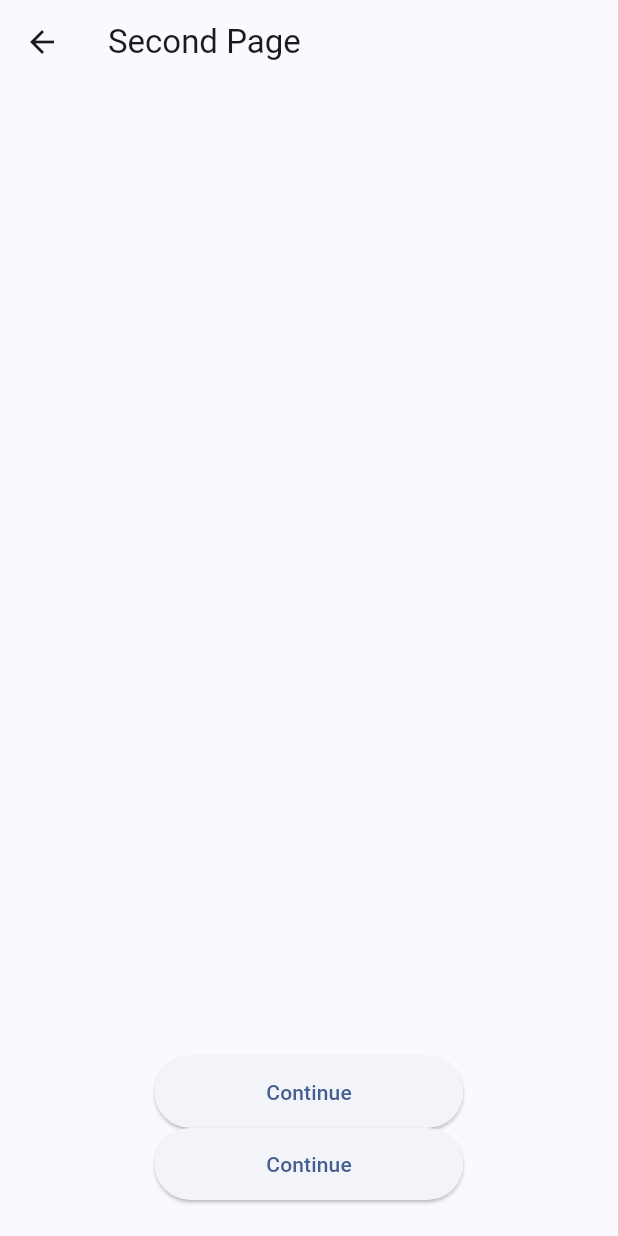
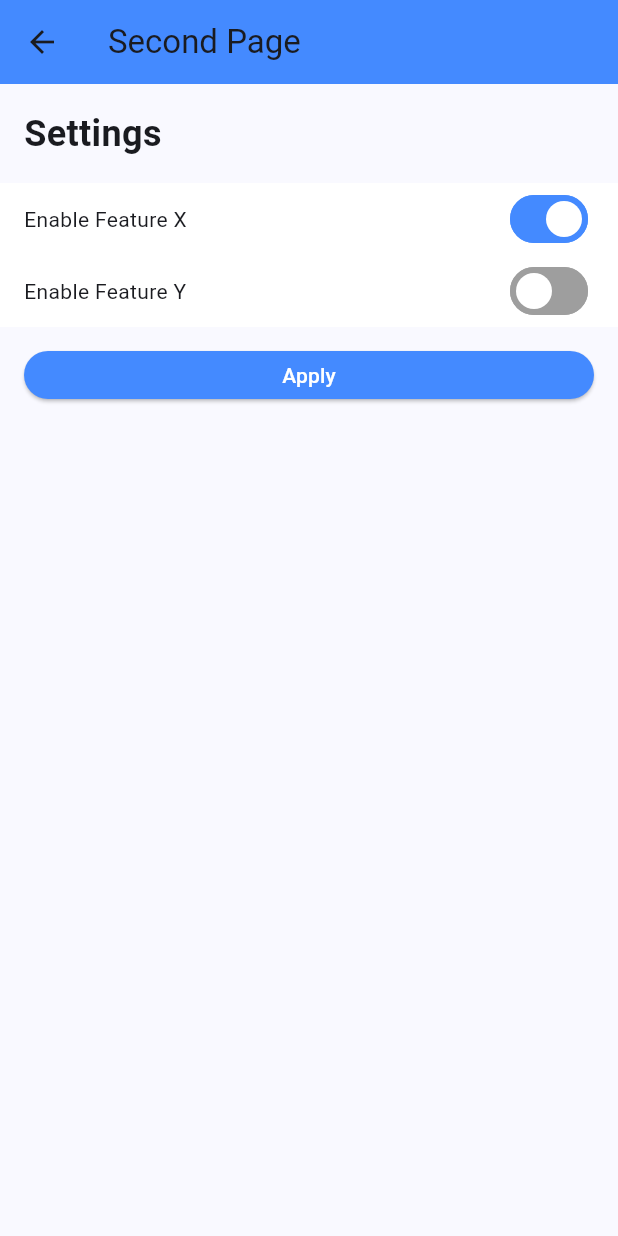
Before and after one commit to Neilz05/flutter_multi_lang, a Flutter app: the SettingsPage screen opened directly, on a phone screen of 412 x 824 dp. Run offline on Flutter 3.47's test engine with Material 3 defaults, Android fonts, the phone set to English and light mode, and no system bars; our stand-ins replace flutter_secure_storage; missing offline and left inert: encrypt; accounts and stored records are empty; network calls fail.

Commit message:
[Feature] Self Implementation of Widgets
Description
- Implemented a switch widget, primary button widget, and a padded container widget that can be used globally
- Practiced on the desining in the settings page

Todo
- finish the document and explore more on the different subjects

```diff
--- a/lib/login.dart
+++ b/lib/login.dart
@@ -6,6 +6,8 @@ import 'dart:convert';
 import 'package:http/http.dart' as http;
 
 class LoginPage extends StatefulWidget {
+  const LoginPage({super.key});
+
   @override
   State<LoginPage> createState() => _LoginPageState();
 }
@@ -26,14 +28,6 @@ String encryptJson(String jsonString, String keyString) {
   final encryptedMap = {'iv': iv.base64, 'ciphertext': encrypted.base64};
   return jsonEncode(encryptedMap);
 }
-
-// String decryptJson(String encryptedString, String keyString, String ivBase64) {
-//   final key = encrypt.Key.fromUtf8(keyString);
-//   final iv = encrypt.IV.fromBase64(ivBase64);
-//   final encrypter = encrypt.Encrypter(encrypt.AES(key));
-//   final decrypted = encrypter.decrypt64(encryptedString, iv: iv);
-//   return decrypted;
-// }
 
 String decryptJson(String encryptedJson, String keyString) {
   final key = encrypt.Key.fromUtf8(keyString);
@@ -71,9 +65,7 @@ class _LoginPageState extends State<LoginPage> {
           message = data['message'];
         });
       }
-    } catch (e) {
-      print('Error fetching data: $e');
-    }
+    } catch (e) {}
   }
 
   void _login() {
@@ -91,16 +83,13 @@ class _LoginPageState extends State<LoginPage> {
       'password': hashedPassword,
     };
     String jsonString = jsonEncode(userInfo);
-    print(jsonString); // {"username":"alice","age":30}
 
     String encryptedJson = encryptJson(jsonString, keyString);
     String decryptedJson = decryptJson(
       encryptedJson,
       keyString,
     ); // just for test
-    print('decrypted json is $decryptedJson');
     Map<String, dynamic> userMap = jsonDecode(decryptedJson);
-    print('userMap is ${userMap["username"]}');
     String realPassword = '12345'; // assumed to be from backend
     String realUsername = 'user'; // assumed to be from backend
     if (username == realUsername &&
@@ -111,9 +100,7 @@ class _LoginPageState extends State<LoginPage> {
           builder: (context) => MyHomePage(title: 'Flutter Demo Home Page'),
         ),
       );
-    } else {
-      print('Login failed');
-    }
+    } else {}
   }
 
   @override
--- a/lib/main.dart
+++ b/lib/main.dart
@@ -209,11 +209,13 @@ class _MyHomePageState extends State<MyHomePage> {
           mainAxisAlignment: MainAxisAlignment.spaceBetween,
           children: [
             FloatingActionButton(
+              heroTag: 'increment_btn',
               onPressed: _incrementCounter,
               tooltip: 'Increment',
               child: const Icon(Icons.add),
             ),
             FloatingActionButton(
+              heroTag: 'decrement_btn',
               onPressed: () {
                 setState(() {
                   _counter--;
--- a/lib/settings_page.dart
+++ b/lib/settings_page.dart
@@ -1,6 +1,7 @@
 import 'package:flutter/material.dart';
 import 'package:flutter_application_1/constants.dart';
 import 'package:flutter_secure_storage/flutter_secure_storage.dart';
+import 'widgets/widgets.dart';
 
 final storage = FlutterSecureStorage();
 
@@ -10,79 +11,61 @@ class SettingsPage extends StatelessWidget {
   @override
   Widget build(BuildContext context) {
     return Scaffold(
-      appBar: AppBar(title: Text('Second Page')),
-      body: Center(child: Text('This is the second page!')),
-      bottomNavigationBar: BottomButton(
-        text: 'Continue',
-        onPressed: () {
-          // Your action here
-        },
+      appBar: AppBar(
+        backgroundColor: Colors.blueAccent,
+        title: Text('Second Page'),
+      ),
+      body: PaddedContainer(
+        padding: EdgeInsets.symmetric(horizontal: 0),
+        child: Column(
+          crossAxisAlignment: CrossAxisAlignment.start,
+          children: [
+            SizedBox(height: 16),
+            PaddedContainer(
+              child: Text(
+                'Settings',
+                style: TextStyle(fontSize: 24, fontWeight: FontWeight.bold),
+              ),
+            ),
+            SizedBox(height: 16),
+            PaddedContainer(
+              color: Colors.white,
+              child: Row(
+                mainAxisAlignment: MainAxisAlignment.spaceBetween,
+                children: [
+                  Text('Enable Feature X'),
+                  OptionSwitch(
+                    initialValue: true,
+                    onChanged: (val) {
+                      if (val) {}
+                    },
+                  ),
+                ],
+              ),
+            ),
+            PaddedContainer(
+              color: Colors.white,
+              child: Row(
+                mainAxisAlignment: MainAxisAlignment.spaceBetween,
+                children: [
+                  Text('Enable Feature Y'),
+                  OptionSwitch(
+                    initialValue: false,
+                    onChanged: (val) {
+                      if (val) {}
+                    },
+                  ),
+                ],
+              ),
+            ),
+            SizedBox(height: 16), // Add some spacing
+            PaddedContainer(
+              child: PrimaryButton(onPressed: () {}, text: 'Apply'),
+            ),
+            // Add more settings options here
+          ],
+        ),
       ),
     );
   }
 }
-
-class BottomButton extends StatelessWidget {
-  final String text;
-  final VoidCallback onPressed;
-
-  const BottomButton({super.key, required this.text, required this.onPressed});
-
-  @override
-  Widget build(BuildContext context) {
-    // return Row(
-    //   mainAxisAlignment: MainAxisAlignment.center,
-    //   children: [
-    //     SizedBox(
-    //       width: MediaQuery.of(context).size.width * 0.5,
-    //       height: spacing_48,
-    //       child: ElevatedButton(
-    //         onPressed: onPressed,
-    //         style: ElevatedButton.styleFrom(minimumSize: Size(20, spacing_48)),
-    //         child: Text(text),
-    //       ),
-    //     ),
-    //     SizedBox(height: 24),
-    //   ],
-    // );
-    return Column(
-      mainAxisAlignment: MainAxisAlignment.end,
-      crossAxisAlignment: CrossAxisAlignment.center,
-      children: [
-        SizedBox(
-          width: MediaQuery.of(context).size.width * 0.5,
-          height: spacing_48,
-          child: ElevatedButton(
-            // onPressed: onPressed,
-            style: ElevatedButton.styleFrom(minimumSize: Size(0, spacing_48)),
-            child: Text(text),
-            onPressed: () async {
-              // Create storage instance
-              // final storage = FlutterSecureStorage();
-
-              // Write value
-              await storage.write(key: 'token', value: 'your_token');
-
-              // Read value
-              String? token = await storage.read(key: 'token');
-              print('token: $token');
-              // Delete value
-              await storage.delete(key: 'token');
-            },
-          ),
-        ),
-        SizedBox(
-          width: MediaQuery.of(context).size.width * 0.5,
-          height: spacing_48,
-          child: ElevatedButton(
-            // onPressed: onPressed,
-            style: ElevatedButton.styleFrom(minimumSize: Size(0, spacing_48)),
-            child: Text(text),
-            onPressed: () {},
-          ),
-        ),
-        SizedBox(height: 24), // This adds vertical space below the button
-      ],
-    );
-  }
-}
--- /dev/null
+++ b/lib/widgets/widgets.dart
@@ -0,0 +1,97 @@
+import "package:flutter/material.dart";
+
+//stateless widgets
+class PrimaryButton extends StatelessWidget {
+  const PrimaryButton({super.key, required this.onPressed, required this.text});
+
+  final VoidCallback onPressed;
+  final String text;
+
+  @override
+  Widget build(BuildContext context) {
+    return SizedBox(
+      width: double.infinity,
+      height: 32,
+      child: ElevatedButton(
+        onPressed: onPressed,
+        style: ElevatedButton.styleFrom(
+          backgroundColor: Colors.blueAccent,
+          foregroundColor: Colors.white,
+          padding: EdgeInsets.symmetric(horizontal: 0, vertical: 0),
+          // textStyle: TextStyle(fontSize: 16, fontWeight: FontWeight.bold),
+          // shape: RoundedRectangleBorder(borderRadius: BorderRadius.circular(8.0)),
+        ),
+        child: Text(text),
+      ),
+    );
+  }
+}
+
+class PaddedContainer extends StatelessWidget {
+  final Widget child;
+  final EdgeInsetsGeometry padding;
+  final Color? color;
+  const PaddedContainer({
+    super.key,
+    required this.child,
+    this.padding = const EdgeInsets.symmetric(horizontal: 16.0),
+    this.color,
+  });
+
+  @override
+  Widget build(BuildContext context) {
+    return Container(padding: padding, color: color, child: child);
+  }
+}
+
+//stateful widgets
+class OptionSwitch extends StatefulWidget {
+  final bool initialValue;
+  final ValueChanged<bool>? onChanged;
+
+  const OptionSwitch({super.key, required this.initialValue, this.onChanged});
+
+  @override
+  State<OptionSwitch> createState() => _OptionSwitchState();
+}
+
+class _OptionSwitchState extends State<OptionSwitch> {
+  late bool value;
+
+  @override
+  void initState() {
+    super.initState();
+    value = widget.initialValue;
+  }
+
+  @override
+  Widget build(BuildContext context) {
+    return Switch(
+      trackOutlineColor: WidgetStateProperty.resolveWith<Color>((states) {
+        if (states.contains(WidgetState.selected)) {
+          return Colors.blueAccent; // Active color
+        }
+        return Colors.grey; // Inactive color
+      }),
+      // activeColor: Colors.red,
+      // trackColor: WidgetStateColor.fromMap({
+      //   WidgetState.selected: Colors.blueAccent,
+      //   WidgetState.disabled: Colors.grey,
+      // }),
+      thumbIcon: WidgetStateProperty.all(const Icon(null)),
+      thumbColor: WidgetStateProperty.all(Colors.white),
+      activeTrackColor: Colors.blueAccent,
+      inactiveThumbColor: Colors.black,
+      inactiveTrackColor: Colors.grey,
+      value: value,
+      onChanged: (bool val) {
+        setState(() {
+          value = val;
+        });
+        if (widget.onChanged != null) {
+          widget.onChanged!(val);
+        }
+      },
+    );
+  }
+}
```
Also changed, not shown: 2 other files.
